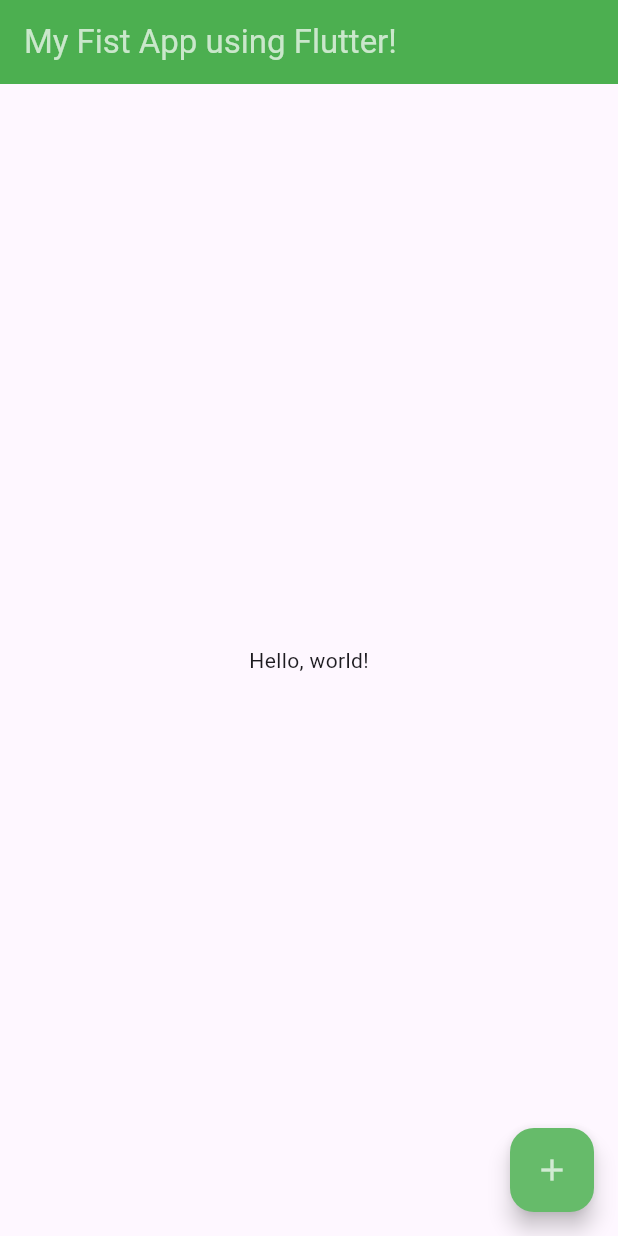
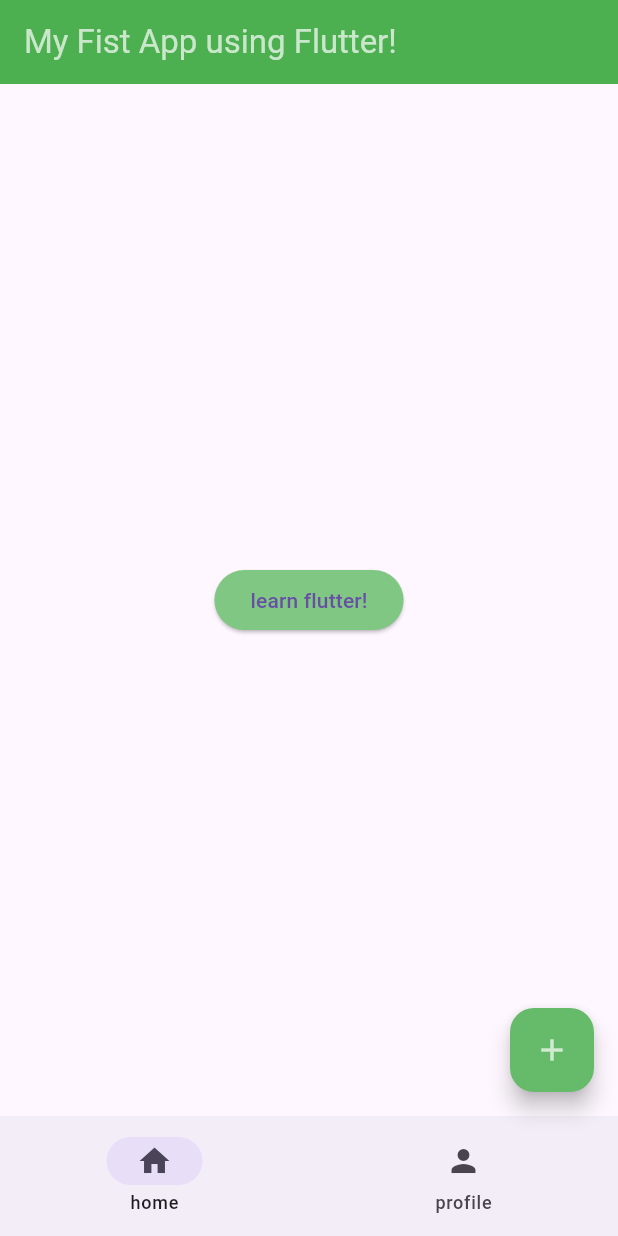
Before and after one commit to mhmdjavad-cs/flutter-first-app, a Flutter app: the screen it shows after launch, after a tap on the "add" icon, on a phone screen of 412 x 824 dp. Run offline on Flutter 3.47's test engine with Material 3 defaults, Android fonts, the phone set to English and light mode, and no system bars.

Commit message:
that's it for this project let's start the next one!

```diff
--- /dev/null
+++ b/lib/home_page.dart
@@ -0,0 +1,25 @@
+import 'package:flutter/material.dart';
+import 'package:myapp/learn_flutter.dart';
+
+class HomePage extends StatelessWidget {
+  const HomePage({super.key});
+
+  @override
+  Widget build(BuildContext context) {
+    return Center(
+      child: ElevatedButton(
+        onPressed: () {
+          Navigator.of(context).push(
+            MaterialPageRoute(builder: (BuildContext context) {
+              return const LearnFlutter();
+            }),
+          );
+        },
+        style: ElevatedButton.styleFrom(
+          backgroundColor: Colors.green[300],
+        ),
+        child: const Text('learn flutter!'),
+      ),
+    );
+  }
+}
--- a/lib/main.dart
+++ b/lib/main.dart
@@ -1,4 +1,5 @@
 import 'package:flutter/material.dart';
+import 'package:myapp/home_page.dart';
 
 void main() {
   runApp(const MyApp());
@@ -9,10 +10,9 @@ class MyApp extends StatelessWidget {
 
   @override
   Widget build(BuildContext context) {
-    return MaterialApp(
+    return const MaterialApp(
       debugShowCheckedModeBanner: false,
-      theme: ThemeData(),
-      home: const RootPage(),
+      home: RootPage(),
     );
   }
 }
@@ -25,6 +25,8 @@ class RootPage extends StatefulWidget {
 }
 
 class _RootPageState extends State<RootPage> {
+  int currentPage = 0;
+
   @override
   Widget build(BuildContext context) {
     return Scaffold(
@@ -35,17 +37,28 @@ class _RootPageState extends State<RootPage> {
             )),
         backgroundColor: Colors.green,
       ),
-      body: const Center(
-        child: Text('Hello, world!'),
-      ),
+      body: HomePage(),
       floatingActionButton: FloatingActionButton(
-        onPressed: () => {},
+        onPressed: () => {debugPrint("hello world!!!!")},
         backgroundColor: Colors.green[400],
         child: const Icon(
           Icons.add,
           color: Colors.white70,
         ),
       ),
+      bottomNavigationBar: NavigationBar(
+        destinations: const [
+          NavigationDestination(icon: Icon(Icons.home), label: 'home'),
+          NavigationDestination(icon: Icon(Icons.person), label: 'profile'),
+        ],
+        onDestinationSelected: (int value) {
+          debugPrint(value.toString());
+          setState(() {
+            currentPage = value;
+          });
+        },
+        selectedIndex: currentPage,
+      ),
     );
   }
 }
```
Also changed, not shown: lib/learn_flutter.dart (added, +19 -0 lines).
